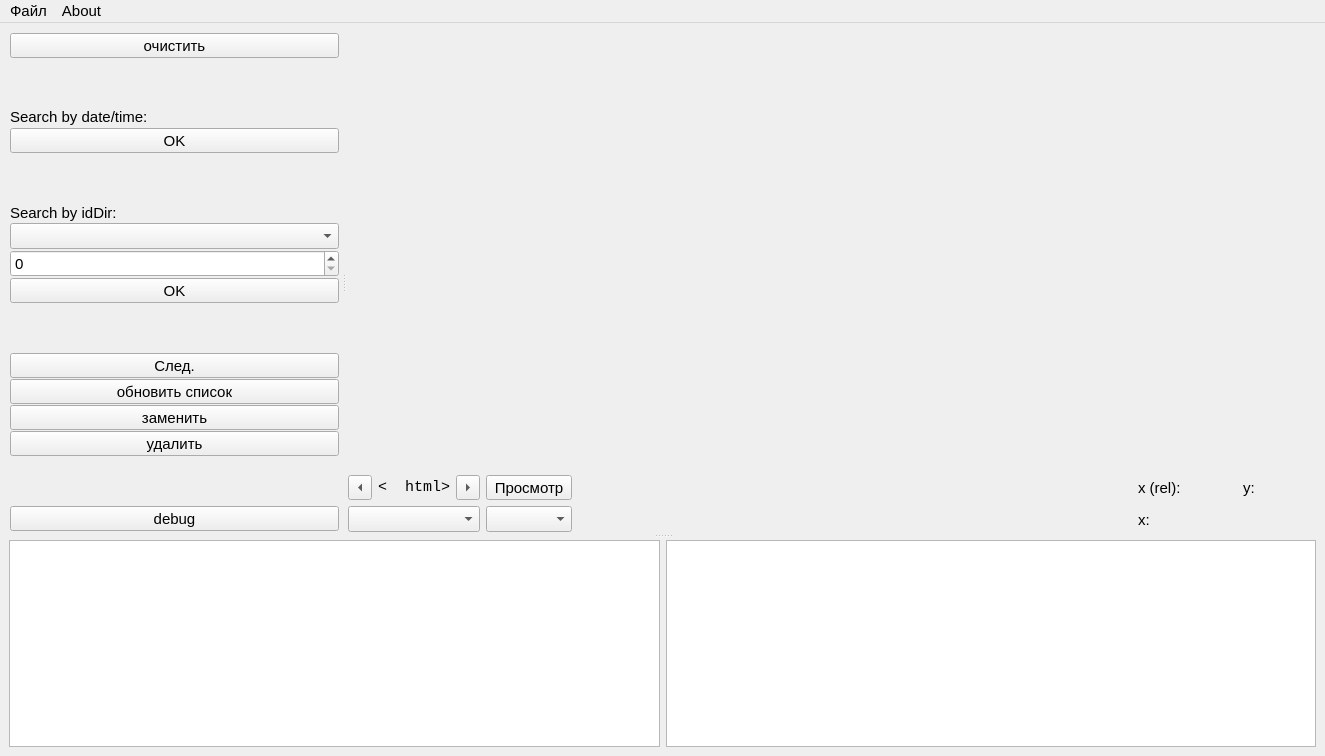
Old version of the form qt_design_short.ui in the repository cormorant/myobspyck.
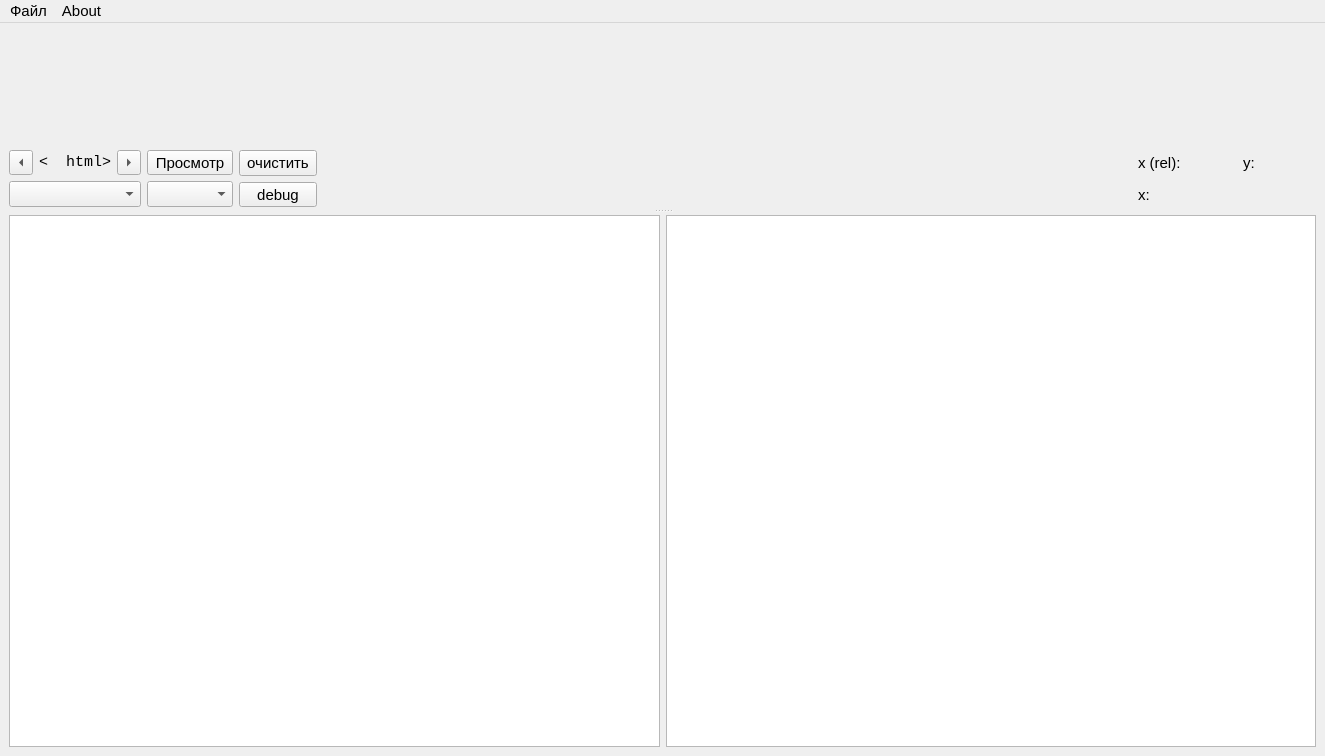
New version of the form. Icons and pictures are not drawn. Custom widgets are drawn as their Qt base class.

Commit message: Made simple version of example how-to use obspyck for baikal xx-5 format (time of P and S waves)

Patch:
```diff
--- a/qt_design_short.ui
+++ b/qt_design_short.ui
@@ -64,261 +64,6 @@
          <property name="handleWidth">
           <number>8</number>
          </property>
-         <widget class="QWidget" name="layoutWidgetxx">
-          <layout class="QVBoxLayout" name="leftVerticalLayout">
-           <property name="spacing">
-            <number>1</number>
-           </property>
-           <property name="sizeConstraint">
-            <enum>QLayout::SetDefaultConstraint</enum>
-           </property>
-           <property name="margin">
-            <number>1</number>
-           </property>
-           <item>
-            <widget class="QToolButton" name="qToolButton_clearAll">
-             <property name="sizePolicy">
-              <sizepolicy hsizetype="Minimum" vsizetype="Minimum">
-               <horstretch>0</horstretch>
-               <verstretch>0</verstretch>
-              </sizepolicy>
-             </property>
-             <property name="font">
-              <font>
-               <kerning>true</kerning>
-              </font>
-             </property>
-             <property name="focusPolicy">
-              <enum>Qt::NoFocus</enum>
-             </property>
-             <property name="styleSheet">
-              <string notr="true"/>
-             </property>
-             <property name="text">
-              <string>очистить</string>
-             </property>
-             <property name="checkable">
-              <bool>false</bool>
-             </property>
-            </widget>
-           </item>
-           <item>
-            <spacer name="verticalSpacer_2">
-             <property name="orientation">
-              <enum>Qt::Vertical</enum>
-             </property>
-             <property name="sizeHint" stdset="0">
-              <size>
-               <width>20</width>
-               <height>40</height>
-              </size>
-             </property>
-            </spacer>
-           </item>
-           <item>
-            <widget class="QLabel" name="label">
-             <property name="text">
-              <string>Search by date/time:</string>
-             </property>
-            </widget>
-           </item>
-           <item>
-            <widget class="KDateTimeWidget" name="kdatetimewidget"/>
-           </item>
-           <item>
-            <widget class="QToolButton" name="qToolButton_doHyp2000">
-             <property name="sizePolicy">
-              <sizepolicy hsizetype="Minimum" vsizetype="Minimum">
-               <horstretch>0</horstretch>
-               <verstretch>0</verstretch>
-              </sizepolicy>
-             </property>
-             <property name="focusPolicy">
-              <enum>Qt::NoFocus</enum>
-             </property>
-             <property name="text">
-              <string>OK</string>
-             </property>
-            </widget>
-           </item>
-           <item>
-            <layout class="QHBoxLayout" name="horizontalLayout_3">
-             <property name="sizeConstraint">
-              <enum>QLayout::SetMinimumSize</enum>
-             </property>
-            </layout>
-           </item>
-           <item>
-            <spacer name="verticalSpacer_3">
-             <property name="orientation">
-              <enum>Qt::Vertical</enum>
-             </property>
-             <property name="sizeHint" stdset="0">
-              <size>
-               <width>20</width>
-               <height>40</height>
-              </size>
-             </property>
-            </spacer>
-           </item>
-           <item>
-            <widget class="QLabel" name="label_2">
-             <property name="text">
-              <string>Search by idDir:</string>
-             </property>
-            </widget>
-           </item>
-           <item>
-            <widget class="QComboBox" name="comboBox"/>
-           </item>
-           <item>
-            <widget class="QSpinBox" name="lineEdit">
-             <property name="maximum">
-              <number>50000</number>
-             </property>
-            </widget>
-           </item>
-           <item>
-            <widget class="QToolButton" name="qToolButton_showMap">
-             <property name="sizePolicy">
-              <sizepolicy hsizetype="Minimum" vsizetype="Minimum">
-               <horstretch>0</horstretch>
-               <verstretch>0</verstretch>
-              </sizepolicy>
-             </property>
-             <property name="focusPolicy">
-              <enum>Qt::NoFocus</enum>
-             </property>
-             <property name="text">
-              <string>OK</string>
-             </property>
-             <property name="checkable">
-              <bool>false</bool>
-             </property>
-            </widget>
-           </item>
-           <item>
-            <spacer name="verticalSpacer_4">
-             <property name="orientation">
-              <enum>Qt::Vertical</enum>
-             </property>
-             <property name="sizeHint" stdset="0">
-              <size>
-               <width>20</width>
-               <height>40</height>
-              </size>
-             </property>
-            </spacer>
-           </item>
-           <item>
-            <widget class="QToolButton" name="qToolButton_getNextEvent">
-             <property name="sizePolicy">
-              <sizepolicy hsizetype="Minimum" vsizetype="Minimum">
-               <horstretch>0</horstretch>
-               <verstretch>0</verstretch>
-              </sizepolicy>
-             </property>
-             <property name="focusPolicy">
-              <enum>Qt::NoFocus</enum>
-             </property>
-             <property name="text">
-              <string>След.</string>
-             </property>
-            </widget>
-           </item>
-           <item>
-            <widget class="QToolButton" name="qToolButton_updateEventList">
-             <property name="sizePolicy">
-              <sizepolicy hsizetype="Minimum" vsizetype="Minimum">
-               <horstretch>0</horstretch>
-               <verstretch>0</verstretch>
-              </sizepolicy>
-             </property>
-             <property name="focusPolicy">
-              <enum>Qt::NoFocus</enum>
-             </property>
-             <property name="text">
-              <string>обновить список</string>
-             </property>
-            </widget>
-           </item>
-           <item>
-            <widget class="QToolButton" name="qToolButton_replaceEvent">
-             <property name="sizePolicy">
-              <sizepolicy hsizetype="Minimum" vsizetype="Minimum">
-               <horstretch>0</horstretch>
-               <verstretch>0</verstretch>
-              </sizepolicy>
-             </property>
-             <property name="focusPolicy">
-              <enum>Qt::NoFocus</enum>
-             </property>
-             <property name="text">
-              <string>заменить</string>
-             </property>
-            </widget>
-           </item>
-           <item>
-            <widget class="QToolButton" name="qToolButton_deleteEvent">
-             <property name="sizePolicy">
-              <sizepolicy hsizetype="Minimum" vsizetype="Minimum">
-               <horstretch>0</horstretch>
-               <verstretch>0</verstretch>
-              </sizepolicy>
-             </property>
-             <property name="focusPolicy">
-              <enum>Qt::NoFocus</enum>
-             </property>
-             <property name="text">
-              <string>удалить</string>
-             </property>
-            </widget>
-           </item>
-           <item>
-            <layout class="QHBoxLayout" name="horizontalLayout_4">
-             <property name="sizeConstraint">
-              <enum>QLayout::SetMinimumSize</enum>
-             </property>
-            </layout>
-           </item>
-           <item>
-            <spacer name="verticalSpacer_5">
-             <property name="orientation">
-              <enum>Qt::Vertical</enum>
-             </property>
-             <property name="sizeHint" stdset="0">
-              <size>
-               <width>20</width>
-               <height>40</height>
-              </size>
-             </property>
-            </spacer>
-           </item>
-           <item>
-            <layout class="QHBoxLayout" name="horizontalLayout_5">
-             <property name="sizeConstraint">
-              <enum>QLayout::SetMinimumSize</enum>
-             </property>
-             <item>
-              <widget class="QToolButton" name="qToolButton_debug">
-               <property name="sizePolicy">
-                <sizepolicy hsizetype="Minimum" vsizetype="Fixed">
-                 <horstretch>0</horstretch>
-                 <verstretch>0</verstretch>
-                </sizepolicy>
-               </property>
-               <property name="focusPolicy">
-                <enum>Qt::NoFocus</enum>
-               </property>
-               <property name="text">
-                <string>debug</string>
-               </property>
-              </widget>
-             </item>
-            </layout>
-           </item>
-          </layout>
-         </widget>
          <widget class="QWidget" name="qWidget_mpl">
           <layout class="QVBoxLayout" name="qVBoxLayout_mpl">
            <item>
@@ -492,10 +237,55 @@
              <item>
               <layout class="QVBoxLayout" name="verticalLayout_7">
                <item>
-                <layout class="QHBoxLayout" name="horizontalLayout_18"/>
+                <layout class="QHBoxLayout" name="horizontalLayout_18">
+                 <item>
+                  <widget class="QToolButton" name="qToolButton_clearAll">
+                   <property name="sizePolicy">
+                    <sizepolicy hsizetype="Minimum" vsizetype="Minimum">
+                     <horstretch>0</horstretch>
+                     <verstretch>0</verstretch>
+                    </sizepolicy>
+                   </property>
+                   <property name="font">
+                    <font>
+                     <kerning>true</kerning>
+                    </font>
+                   </property>
+                   <property name="focusPolicy">
+                    <enum>Qt::NoFocus</enum>
+                   </property>
+                   <property name="styleSheet">
+                    <string notr="true"/>
+                   </property>
+                   <property name="text">
+                    <string>очистить</string>
+                   </property>
+                   <property name="checkable">
+                    <bool>false</bool>
+                   </property>
+                  </widget>
+                 </item>
+                </layout>
                </item>
                <item>
-                <layout class="QHBoxLayout" name="horizontalLayout_19"/>
+                <layout class="QHBoxLayout" name="horizontalLayout_19">
+                 <item>
+                  <widget class="QToolButton" name="qToolButton_debug">
+                   <property name="sizePolicy">
+                    <sizepolicy hsizetype="Minimum" vsizetype="Fixed">
+                     <horstretch>0</horstretch>
+                     <verstretch>0</verstretch>
+                    </sizepolicy>
+                   </property>
+                   <property name="focusPolicy">
+                    <enum>Qt::NoFocus</enum>
+                   </property>
+                   <property name="text">
+                    <string>debug</string>
+                   </property>
+                  </widget>
+                 </item>
+                </layout>
                </item>
               </layout>
              </item>
@@ -506,8 +296,8 @@
                </property>
                <property name="sizeHint" stdset="0">
                 <size>
-                 <width>2</width>
-                 <height>10</height>
+                 <width>40</width>
+                 <height>20</height>
                 </size>
                </property>
               </spacer>
@@ -789,11 +579,6 @@
   </action>
  </widget>
  <customwidgets>
-  <customwidget>
-   <class>KDateTimeWidget</class>
-   <extends>QWidget</extends>
-   <header>kdatetimewidget.h</header>
-  </customwidget>
   <customwidget>
    <class>QMplCanvas</class>
    <extends>QWidget</extends>
```
The commit also changes 5 other files.
